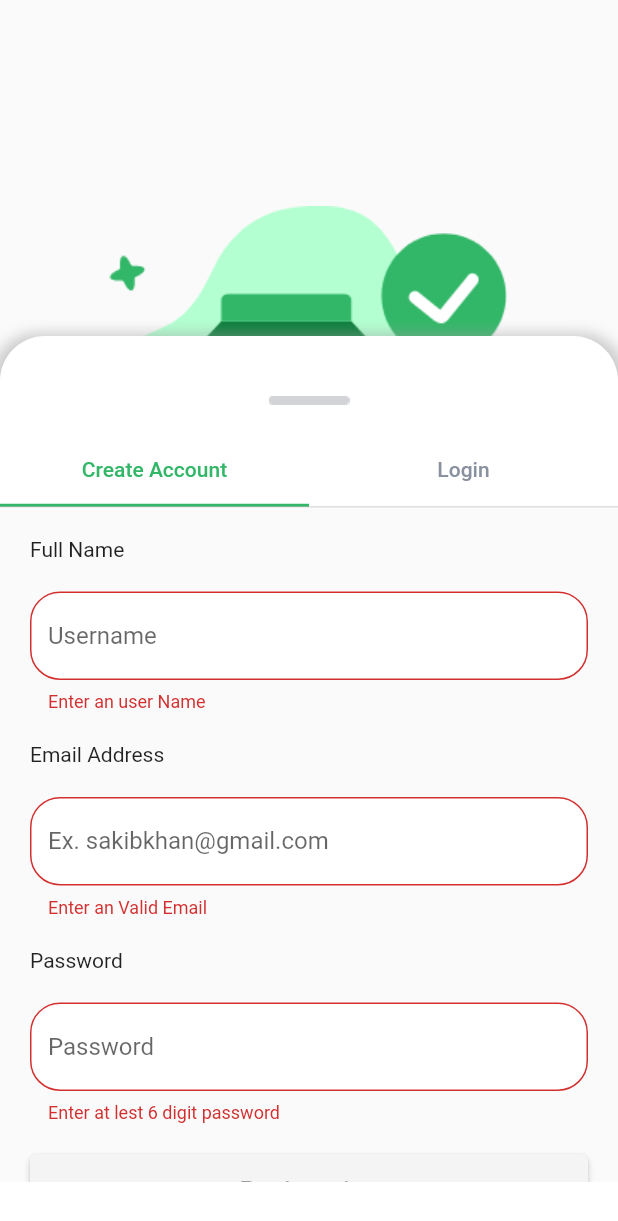
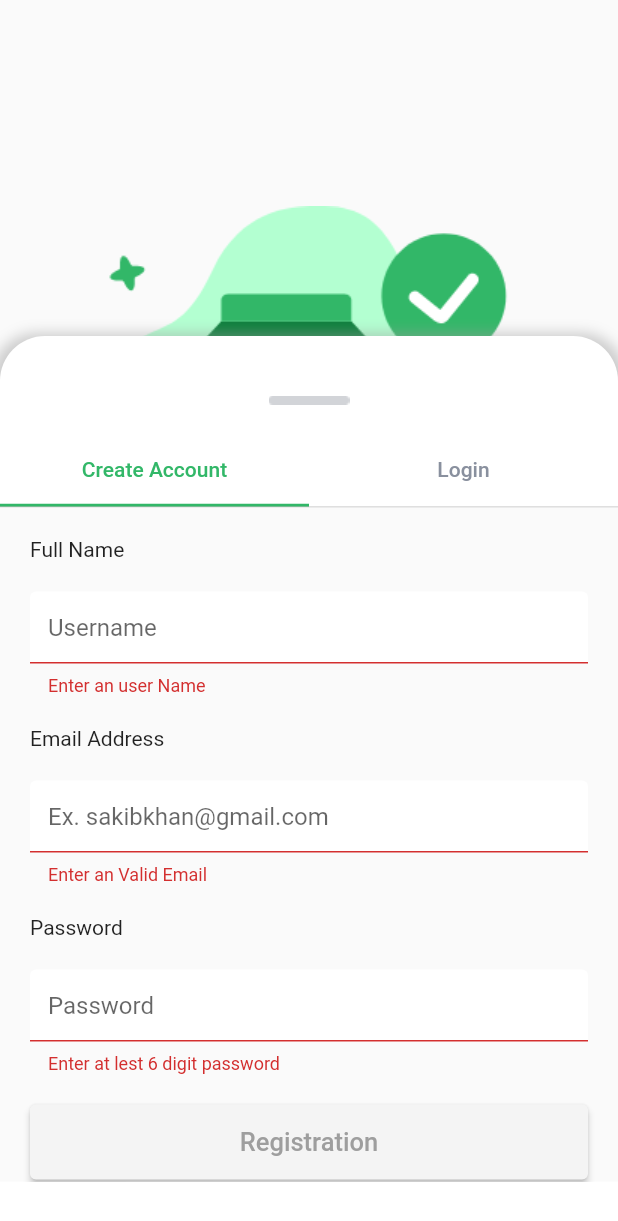
Before and after one commit to sakib151659/task7, a Flutter app: the screen it shows after launch, after a tap on "Create Account", after a tap on "Registration", on a phone screen of 412 x 824 dp. Shown: the top 1221 px of the screen. Run offline on Flutter 3.47's test engine with Material 2 defaults, Android fonts, the phone set to English and light mode, and no system bars; our stand-ins replace hexcolor.

Commit message:
signup completed

```diff
--- a/lib/authenticate/firstScreen.dart
+++ b/lib/authenticate/firstScreen.dart
@@ -15,6 +15,7 @@
   @override
   Widget build(BuildContext context) {
     return Scaffold(
+      resizeToAvoidBottomInset: false,
       body: Builder(
         builder: (context) {
           return Column(
--- a/lib/authenticate/signUp.dart
+++ b/lib/authenticate/signUp.dart
@@ -12,15 +12,57 @@
 }
 
 class _SignUpState extends State<SignUp> {
+
   final _formKey = GlobalKey<FormState>();
   String userName = '';
   String password = '';
   String error = '';
   String email = '';
   bool passwordIcon = true;
+  bool isValidet = false;
+  // @override
+  // void initState() {
+  //   if(_formKey.currentState!.validate()){
+  //     setState(() {
+  //       isValidet = true;
+  //     });
+  //   }
+  //   super.initState();
+  // }
+
+  TextEditingController _nameController = TextEditingController();
+  TextEditingController _emailController = TextEditingController();
+  TextEditingController _passController = TextEditingController();
+
+  @override
+  void initState() {
+    super.initState();
+
+    _nameController.addListener(() {
+      setState(() {}); // setState every time text changes
+    });
+
+    _emailController.addListener(() {
+      setState(() {}); // setState every time text changes
+    });
+
+    _passController.addListener(() {
+      setState(() {}); // setState every time text changes
+    });
+  }
+
+  @override
+  void dispose() {
+    _nameController.dispose();
+    _emailController.dispose();
+    _passController.dispose();
+    super.dispose();
+  }
+
   @override
   Widget build(BuildContext context) {
     return Scaffold(
+      resizeToAvoidBottomInset: false,
       body: SingleChildScrollView(
         child: Padding(
           padding: const EdgeInsets.symmetric(horizontal: 20),
@@ -36,16 +78,9 @@
                     const Text("Full Name"),
                     const SizedBox(height: 20.0),
                     TextFormField(
+                        controller: _nameController,
                         decoration:textInputDecoration.copyWith(
                           hintText: 'Username',
-                          border: const OutlineInputBorder(
-                            borderRadius:
-                            BorderRadius.all(Radius.circular(20.0)),
-                            borderSide: BorderSide(color: Colors.grey), ),
-                          enabledBorder: const OutlineInputBorder(
-                            borderRadius: BorderRadius.all(Radius.circular(20.0)),
-                            borderSide: BorderSide(color: Colors.grey),
-                          ),
                         ),
                         validator: (val) => val!.isEmpty? 'Enter an user Name' : null ,
                         onChanged: (val){
@@ -58,19 +93,13 @@
                     const Text("Email Address"),
                     const SizedBox(height: 20.0),
                     TextFormField(
+                        controller: _emailController,
                         decoration:textInputDecoration.copyWith(
                           hintText: 'Ex. sakibkhan@gmail.com',
-                          border: const OutlineInputBorder(
-                            borderRadius:
-                            BorderRadius.all(Radius.circular(20.0)),
-                            borderSide: BorderSide(color: Colors.grey), ),
-                          enabledBorder: const OutlineInputBorder(
-                            borderRadius: BorderRadius.all(Radius.circular(20.0)),
-                            borderSide: BorderSide(color: Colors.grey),
-                          ),
+
                         ),
                         keyboardType: TextInputType.emailAddress,
-                        validator: (val) => val!.isEmpty? 'Enter an Valid Email' : null ,
+                        validator: (val) => val!.isEmpty  || !val.contains('@') || !val.endsWith('.com') ?'Enter an Valid Email' : null ,
                         onChanged: (val){
                           setState(()=> email= val);
 
@@ -82,17 +111,9 @@
                     const Text("Password"),
                     const SizedBox(height: 20.0),
                     TextFormField(
+                      controller: _passController,
                         decoration:textInputDecoration.copyWith(
                             hintText: 'Password',
-                            border: const OutlineInputBorder(
-                              borderRadius:
-                              BorderRadius.all(Radius.circular(20.0)),
-                              borderSide: BorderSide(color: Colors.grey), ),
-                            enabledBorder: const OutlineInputBorder(
-                              borderRadius: BorderRadius.all(Radius.circular(20.0)),
-                              borderSide: BorderSide(color: Colors.grey),
-                            ),
-
                         ),
 
                         obscureText: true,
@@ -112,10 +133,11 @@
                             padding: const EdgeInsets.fromLTRB(0, 0, 0, 0),
                             child: ElevatedButton(
                               style: ElevatedButton.styleFrom(
-                                primary: HexColor("#F4F4F4"),
+                                //primary: HexColor("#F4F4F4"),
+                                primary: (_nameController.text.isEmpty || _passController.text.length<6  || !_emailController.text.contains('@') || !_emailController.text.endsWith(".com")) ? HexColor("#F4F4F4") : Colors.green,
                               ),
-                              child: const Text('Registration',
-                                style: TextStyle(color: Colors.grey, fontSize: 17.0, ),
+                              child: Text('Registration',
+                                style: TextStyle(color: (_nameController.text.isEmpty || _passController.text.length<6  || !_emailController.text.contains('@') || !_emailController.text.endsWith(".com")) ? Colors.grey : Colors.white, fontSize: 17.0, ),
 
                               ),
                               onPressed: () {
@@ -164,6 +186,9 @@
                       ],
                     ),
 
+                    SizedBox(height: 60,),
+                    Container(),
+
                     SizedBox(height: 12.0),
                     Text(
                       error,
--- a/lib/shared/textInputDecoration.dart
+++ b/lib/shared/textInputDecoration.dart
@@ -6,9 +6,12 @@
   filled: true,
 
   enabledBorder: OutlineInputBorder(
-      borderSide: BorderSide(color: Colors.grey, width: 2.0)
+      borderSide: BorderSide(color: Colors.grey, width: 2.0),
+    borderRadius: BorderRadius.all(Radius.circular(20)),
   ),
   focusedBorder: OutlineInputBorder(
-      borderSide: BorderSide(color: Colors.blue, width: 2.0)
+      borderSide: BorderSide(color: Colors.green, width: 2.0),
+    borderRadius: BorderRadius.all(Radius.circular(20)),
   ),
+
 );
```
